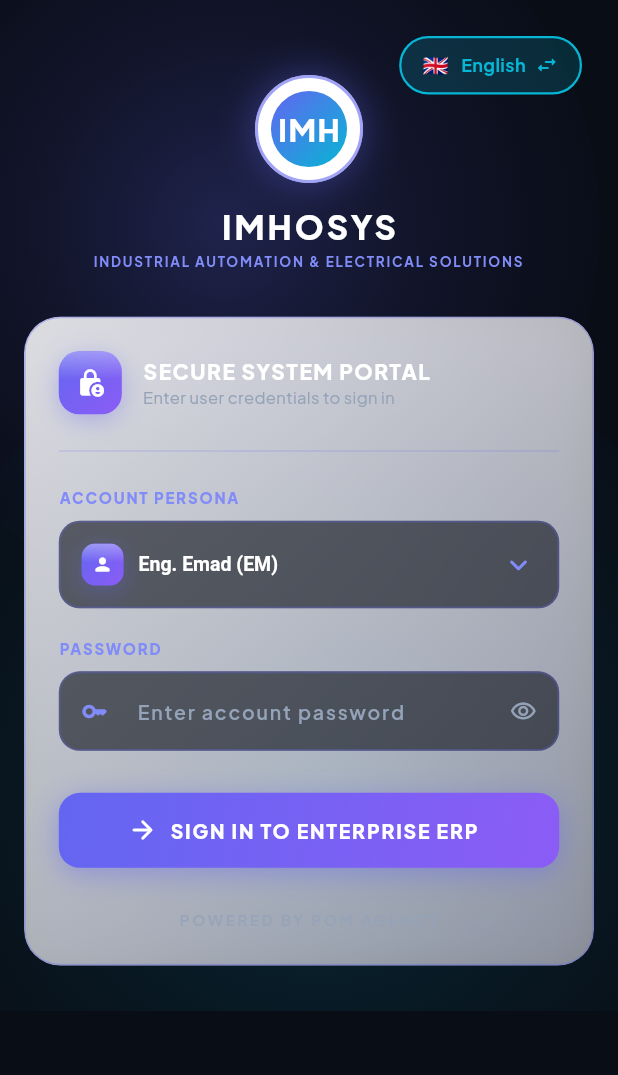
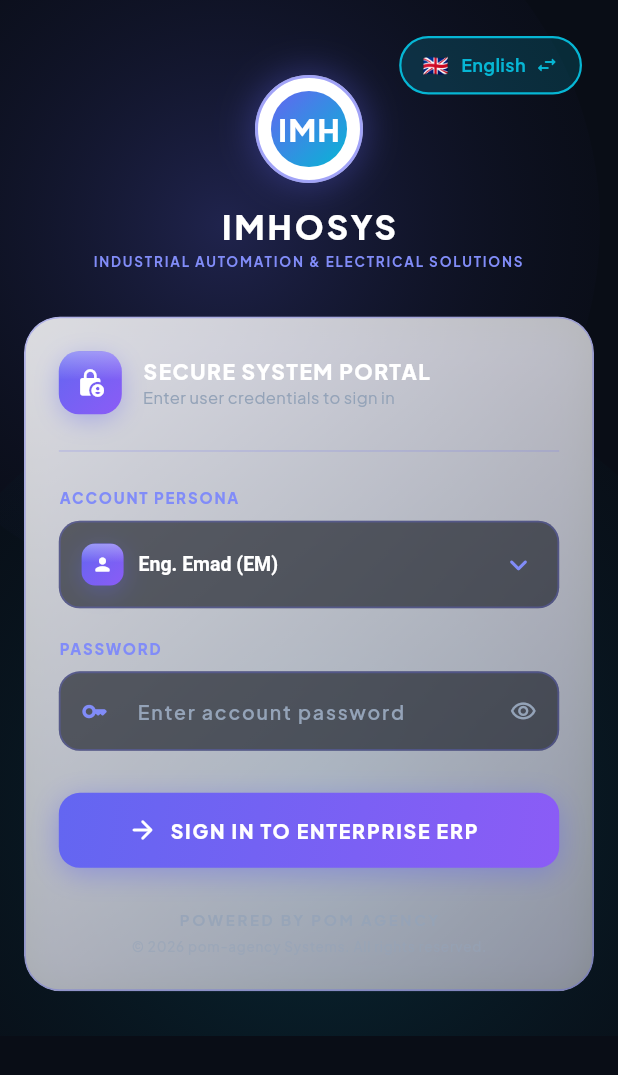
Before and after one commit to germenaly-lab/imhosys, a Flutter app: the screen it shows after launch, on a phone screen of 412 x 824 dp. Shown: the top 1075 px of the screen. Run offline on Flutter 3.47's test engine with Material 3 defaults, Android fonts, the light colour scheme and no system bars; our stand-ins replace cloud_firestore, csv, equatable, file_picker, firebase_core, fl_chart and 3 more; accounts and stored records are empty; network calls fail.

Commit message:
style(auth): add copyright text below powered by pom agency on login screen

```diff
--- a/lib/features/auth/presentation/login_screen.dart
+++ b/lib/features/auth/presentation/login_screen.dart
@@ -603,9 +603,11 @@ class _LoginScreenState extends State<LoginScreen> {
 
               const SizedBox(height: 28),
 
-              // Footer: Powered by pom agency
+              // Footer: Powered by pom agency & Copyright
               Center(
-                child: Text(
+                child: Column(
+                  children: [
+                    Text(
                       'powered by pom agency'.toUpperCase(),
                       style: TextStyle(
                         fontSize: 10,
@@ -613,6 +615,18 @@ class _LoginScreenState extends State<LoginScreen> {
                         letterSpacing: 1.8,
                         color: AppColors.darkTextSecondary.withValues(alpha: 0.8),
                       ),
+                    ),
+                    const SizedBox(height: 4),
+                    Text(
+                      '© 2026 pom-agency Systems. All rights reserved.',
+                      style: TextStyle(
+                        fontSize: 9,
+                        fontWeight: FontWeight.w500,
+                        letterSpacing: 0.5,
+                        color: AppColors.darkTextSecondary.withValues(alpha: 0.55),
+                      ),
+                    ),
+                  ],
                 ),
               ),
             ],
```
Lines whose indentation alone changed are shown as unchanged.
